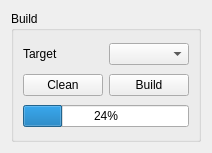
Before: the Qt Designer form sw/supervision/new/ui/build.ui in paparazzi/paparazzi, drawn with Qt 5.
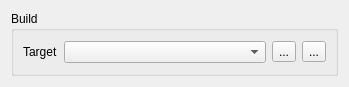
After: the same form once the commit is applied. Icons and pictures are not drawn.

```diff
--- a/sw/supervision/new/ui/build.ui
+++ b/sw/supervision/new/ui/build.ui
@@ -6,8 +6,8 @@
    <rect>
     <x>0</x>
     <y>0</y>
-    <width>210</width>
-    <height>153</height>
+    <width>349</width>
+    <height>87</height>
    </rect>
   </property>
   <property name="windowTitle">
@@ -19,43 +19,58 @@
      <property name="title">
       <string>Build</string>
      </property>
-     <layout class="QVBoxLayout" name="verticalLayout_3">
-      <item>
-       <layout class="QHBoxLayout" name="horizontalLayout_10">
+     <layout class="QHBoxLayout" name="horizontalLayout_2">
         <item>
          <widget class="QLabel" name="label_14">
+        <property name="sizePolicy">
+         <sizepolicy hsizetype="Fixed" vsizetype="Preferred">
+          <horstretch>0</horstretch>
+          <verstretch>0</verstretch>
+         </sizepolicy>
+        </property>
           <property name="text">
            <string>Target</string>
           </property>
          </widget>
         </item>
         <item>
-         <widget class="QComboBox" name="target_combo"/>
-        </item>
-       </layout>
-      </item>
+       <widget class="QComboBox" name="target_combo">
+        <property name="currentText">
+         <string/>
+        </property>
+        <property name="duplicatesEnabled">
+         <bool>false</bool>
+        </property>
+       </widget>
+      </item>
       <item>
-       <layout class="QHBoxLayout" name="horizontalLayout_11">
-        <item>
-         <widget class="QPushButton" name="clean_button">
-          <property name="text">
+       <widget class="QToolButton" name="clean_button">
+        <property name="toolTip">
            <string>Clean</string>
           </property>
+        <property name="text">
+         <string>...</string>
+        </property>
+        <property name="icon">
+         <iconset theme="edit-clear">
+          <normaloff>.</normaloff>.</iconset>
+        </property>
          </widget>
         </item>
         <item>
-         <widget class="QPushButton" name="build_butoon">
-          <property name="text">
+       <widget class="QToolButton" name="build_button">
+        <property name="toolTip">
            <string>Build</string>
           </property>
-         </widget>
-        </item>
-       </layout>
-      </item>
-      <item>
-       <widget class="QProgressBar" name="progressBar">
-        <property name="value">
-         <number>24</number>
+        <property name="text">
+         <string>...</string>
+        </property>
+        <property name="icon">
+         <iconset theme="system-run">
+          <normaloff>.</normaloff>.</iconset>
+        </property>
+        <property name="toolButtonStyle">
+         <enum>Qt::ToolButtonIconOnly</enum>
         </property>
        </widget>
       </item>
```
Lines whose indentation alone changed are shown as unchanged.
